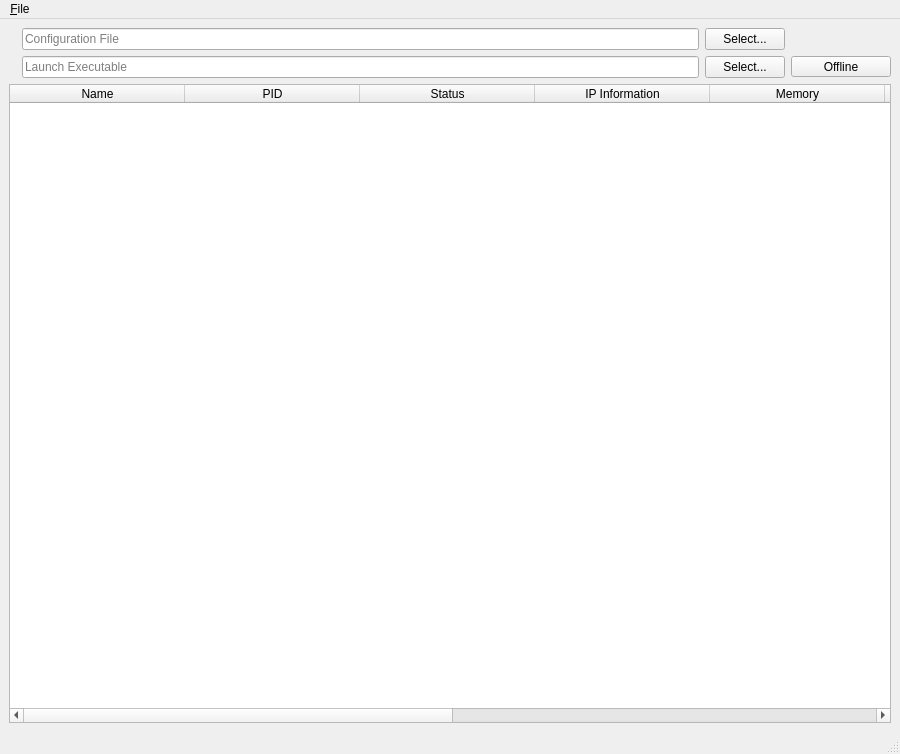
Before: the Qt Designer form UI/spot-on-lite-monitor.ui in textbrowser/spot-on-lite, drawn with Qt 5.
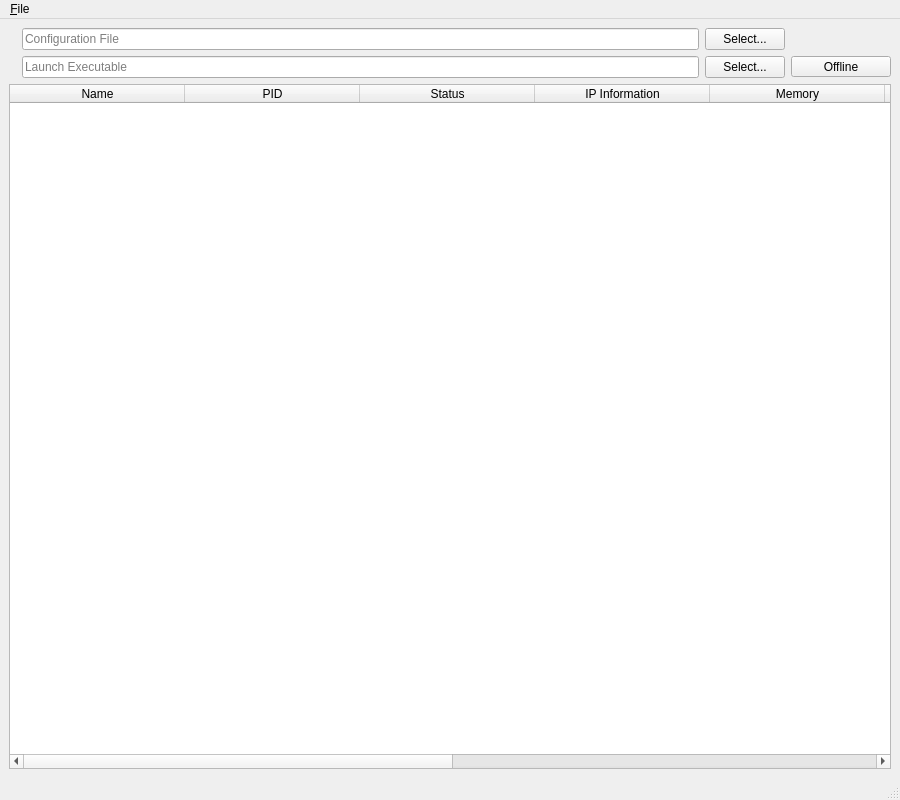
After: the same form once the commit is applied. Icons and pictures are not drawn. Custom widgets are drawn as their Qt base class.

Diff of the .ui file:
```diff
--- a/UI/spot-on-lite-monitor.ui
+++ b/UI/spot-on-lite-monitor.ui
@@ -7,7 +7,7 @@
     <x>0</x>
     <y>0</y>
     <width>900</width>
-    <height>754</height>
+    <height>800</height>
    </rect>
   </property>
   <property name="windowTitle">
```
Left out of the diff: 2 changed lines with no effect on the pictures.
